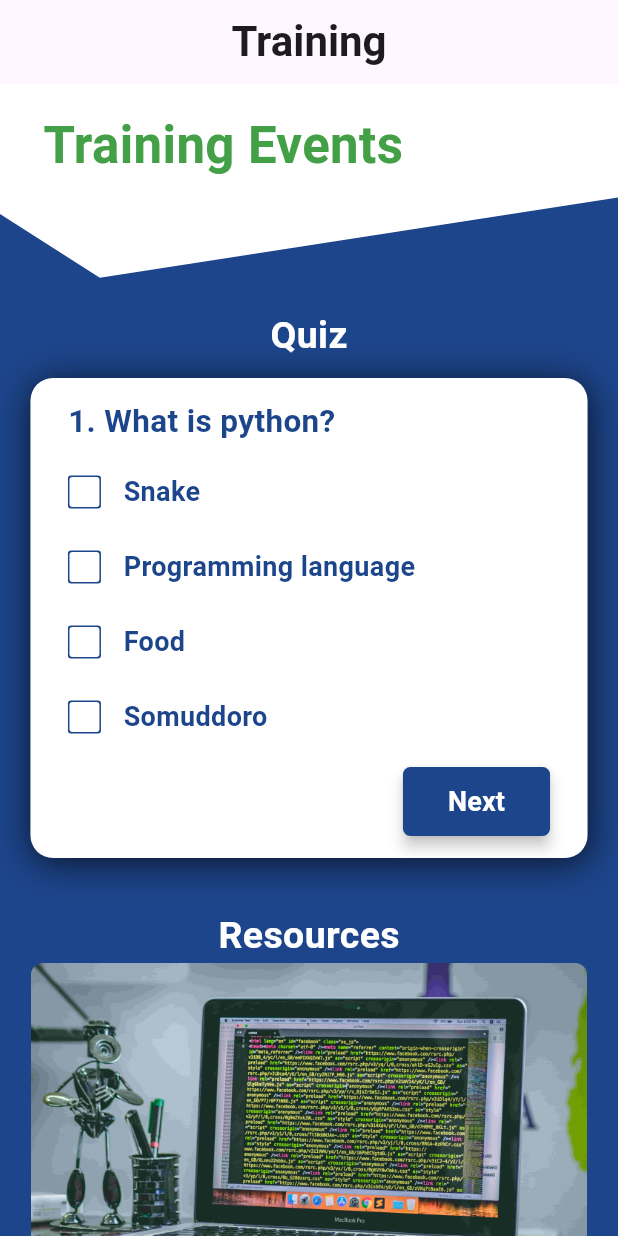
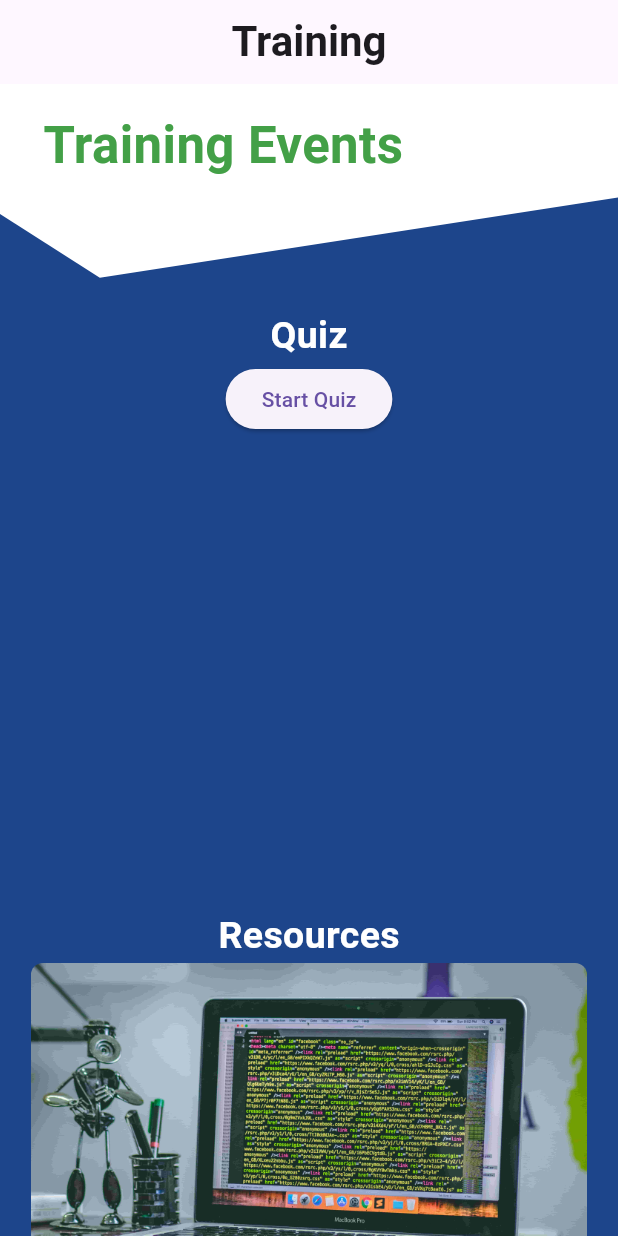
Before and after one commit to imransihab0/diudsl, a Flutter app: the screen it shows after launch, on a phone screen of 412 x 824 dp. Run offline on Flutter 3.47's test engine with Material 3 defaults, Android fonts, the phone set to English and light mode, and no system bars.

Commit message:
Quiz part updated

```diff
--- a/lib/Contents/Quiz Contents.dart
+++ b/lib/Contents/Quiz Contents.dart
@@ -1,8 +1,8 @@
-
-List Quizes = [
+class QuizText{
+  static List Quizes = [
     ["What is python?","Snake","Programming language","Food","Somuddoro","Next"],
-  ["What is python?","Snake","Programming language","Food","Somuddoro","Next"],
-  ["What is python?","Snake","Programming language","Food","Somuddoro","Next"],
+    ["You know python?","sdf","sdfsdf","asdfsadf","asdfasdf","Next"],
+    ["Do you have any idea about Data Science?","Snake","Programming language","Food","Somuddoro","Next"],
     ["What is python?","Snake","Programming language","Food","Somuddoro","Next"],
     ["What is python?","Snake","Programming language","Food","Somuddoro","Next"],
     ["What is python?","Snake","Programming language","Food","Somuddoro","Next"],
@@ -11,3 +11,7 @@ List Quizes = [
     ["What is python?","Snake","Programming language","Food","Somuddoro","Next"],
     ["What is python?","Snake","Programming language","Food","Somuddoro","Result"],
   ];
+
+
+
+}
--- /dev/null
+++ b/lib/Contents/TextResources.dart
@@ -0,0 +1,15 @@
+class ResourceText{
+  static List ResourcesSource = [
+
+    [ 'assets/images/simg.jpg',
+      'In Python, a module is a fundamental unit of code organization and reusability.',
+      'In Python, a module is a fundamental unit of code organization and reusability. It\'s essentially a Python file (.py extension) containing a collection of definitions and statements.'
+    ],
+
+    [ 'assets/images/simg.jpg',
+      'In Python, a module is a fundamental unit of code organization and reusability.',
+      'In Python, a module is a fundamental unit of code organization and reusability. It\'s essentially a Python file (.py extension) containing a collection of definitions and statements.'
+    ],
+
+  ];
+}
--- a/lib/Pages/TrainingPage.dart
+++ b/lib/Pages/TrainingPage.dart
@@ -4,6 +4,7 @@ import 'package:diudsl/Widgets/CustomInfoContainer.dart';
 import 'package:diudsl/Widgets/QuizCard.dart';
 import 'package:flutter/cupertino.dart';
 import 'package:flutter/material.dart';
+import 'package:flutter/widgets.dart';
 
 class CustomDesign extends CustomClipper<Path> {
   @override
@@ -46,23 +47,59 @@ class TrainingPage extends StatefulWidget {
 }
 
 class _TrainingPageState extends State<TrainingPage> {
-  List quizContents = Quizes;
+
   List<QuizCard> quizes = [];
+  bool isPressed = false;
+  double quizH = 400 ;
+  int time = 600;
 
 
   @override
+
+
   Widget build(BuildContext context) {
     double h = MediaQuery.of(context).size.height,
-        w = MediaQuery.of(context).size.width;
+        w = MediaQuery.of(context).size.width,
+        quizW = w*.9;
 
-    int counter = 0;
-    quizContents.forEach((element) {
-      quizes.add(
-        QuizCard(info: element, ButtonClick: (){}, controller: TextEditingController())
+
+
+    void QuizButton(){
+    setState(() {
+    isPressed = true;
+    quizH = h*.75;
+
+    });
+    }
+
+
+
+for (var element in QuizText.Quizes) {
+        // element[0] = "${i.toString()}. ${element[0]}";
+        quizes.add(QuizCard(
+            info: element,
+            ButtonClick: (){},
+            controller: TextEditingController()));
+      }
+
+
+    AnimatedContainer quizPage = AnimatedContainer(
+      duration: Duration(milliseconds: time),
+      height: quizH-50,
+        child: SingleChildScrollView(
+            child:  isPressed ? Column(children: quizes,):ElevatedButton(
+              child:Text("Start Quiz"),
+              onPressed: QuizButton,
+            )
+        )
     );
-    });
+
+
+
+
 
     return Scaffold(
+
       backgroundColor: const Color(0xFF1D458B),
       appBar: AppBar(
         title: const Center(
@@ -74,6 +111,7 @@ class _TrainingPageState extends State<TrainingPage> {
       body: SingleChildScrollView(
         child: Column(
           children: [
+            // Upper style
             ClipPath(
               clipper: CustomDesign(),
               child: Stack(
@@ -99,12 +137,15 @@ class _TrainingPageState extends State<TrainingPage> {
               ),
             ),
 
-            Container(
-              height: 400,
-              width: w * .95,
+            // quiz widget
+            AnimatedContainer(
+
+              duration: Duration(milliseconds: time),
+              height: quizH,
+              width: quizW,
               child: Column(
                 children: [
-                  Center(
+                  const Center(
                       child: Text(
                         "Quiz",
                         style: TextStyle(
@@ -113,16 +154,13 @@ class _TrainingPageState extends State<TrainingPage> {
                           color: Colors.white,
                         ),
                       )),
-                  QuizCard(
-                      info: ["1. What is python?","Snake","Programming language","Food","Somuddoro","Next"],
-                      ButtonClick: (){},
-                      controller: TextEditingController(),
-                  )
+                  quizPage
                 ],
               ),
             ),
 
-            Container(
+            // Resources contents
+            isPressed? SizedBox() : Container(
               width: w * .95,
               color: const Color(0xFF1D458B),
               child: const Column(
--- a/lib/Widgets/QuizCard.dart
+++ b/lib/Widgets/QuizCard.dart
@@ -95,20 +95,6 @@ class _QuizCardState extends State<QuizCard> {
     List<bool> clicked = [click1,click2,click3,click4];
     List<String> OptionText = [info[1],info[2],info[3],info[4]];
 
-    Row BottomButton = Row(
-      mainAxisAlignment: MainAxisAlignment.end,
-      children: [
-        ElevatedButton(onPressed: ButtonClick,
-            style : ElevatedButton.styleFrom(
-              backgroundColor: BaseColor,
-              elevation: 4,
-              padding: const EdgeInsets.symmetric(horizontal: 30, vertical: 10),
-              shape: RoundedRectangleBorder(
-                borderRadius: BorderRadius.circular(5),
-              ),
-            ),
-            child: Text(info[5],style: Style.copyWith(fontSize: 18,color: Colors.white),))
-      ],);
 
     for(int i=0; i<4; i++)
     {
@@ -157,7 +143,6 @@ class _QuizCardState extends State<QuizCard> {
                 children: Quizbuttons,
               ),
             ),
-            BottomButton
           ],),
       ),
     );
--- a/lib/main.dart
+++ b/lib/main.dart
@@ -1,10 +1,9 @@
-import 'package:diudsl/Pages/sample_page.dart';
+import 'package:diudsl/Pages/TrainingPage.dart';
 import 'package:flutter/material.dart';
-import 'Pages/TrainingPage.dart';
 
 void main() {
   runApp(const MaterialApp(
     debugShowCheckedModeBanner: false,
-    home: TrainingPage(),
+    home: TrainingPage(), // Replace with the desired page
   ));
 }
```
Lines whose indentation alone changed are shown as unchanged.
